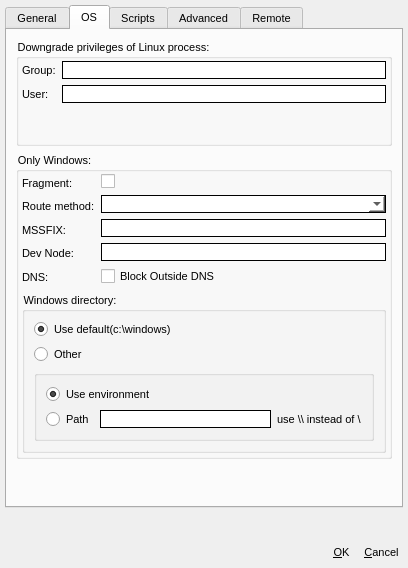
Securepoint/openvpn-client, file client/src/widgets/settings/config/advconfigsettingswidget.ui: the form before one commit.
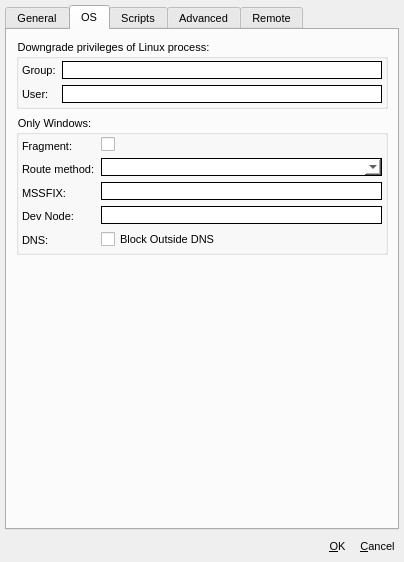
The form after the commit. The open tabs and pages were chosen to show the change. Icons and pictures are not drawn.

```diff
--- a/client/src/widgets/settings/config/advconfigsettingswidget.ui
+++ b/client/src/widgets/settings/config/advconfigsettingswidget.ui
@@ -9,10 +9,16 @@
    <rect>
     <x>0</x>
     <y>0</y>
-    <width>408</width>
-    <height>568</height>
+    <width>404</width>
+    <height>562</height>
    </rect>
   </property>
+  <property name="sizePolicy">
+   <sizepolicy hsizetype="Preferred" vsizetype="Preferred">
+    <horstretch>0</horstretch>
+    <verstretch>0</verstretch>
+   </sizepolicy>
+  </property>
   <property name="minimumSize">
    <size>
     <width>0</width>
@@ -51,7 +57,7 @@
    <property name="bottomMargin">
     <number>5</number>
    </property>
-   <item row="2" column="0">
+   <item row="1" column="0">
     <layout class="QHBoxLayout" name="horizontalLayout">
      <item>
       <layout class="QHBoxLayout" name="horizontalLayout_4">
@@ -149,7 +155,7 @@
       <cursorShape>ArrowCursor</cursorShape>
      </property>
      <property name="currentIndex">
-      <number>1</number>
+      <number>0</number>
      </property>
      <widget class="QWidget" name="tabGeneral">
       <attribute name="title">
@@ -313,43 +319,6 @@
               </property>
              </widget>
             </item>
-            <item row="1" column="4">
-             <widget class="QLabel" name="label_20">
-              <property name="text">
-               <string>Auth user/pass:</string>
-              </property>
-             </widget>
-            </item>
-            <item row="1" column="5">
-             <widget class="QCheckBox" name="cbUserPass">
-              <property name="enabled">
-               <bool>true</bool>
-              </property>
-              <property name="cursor">
-               <cursorShape>PointingHandCursor</cursorShape>
-              </property>
-              <property name="text">
-               <string/>
-              </property>
-             </widget>
-            </item>
-            <item row="2" column="4">
-             <widget class="QLabel" name="label_42">
-              <property name="text">
-               <string>Redirect Gateway:</string>
-              </property>
-             </widget>
-            </item>
-            <item row="2" column="5">
-             <widget class="QCheckBox" name="cbRedirectGateway">
-              <property name="cursor">
-               <cursorShape>PointingHandCursor</cursorShape>
-              </property>
-              <property name="text">
-               <string/>
-              </property>
-             </widget>
-            </item>
             <item row="1" column="6">
              <spacer name="horizontalSpacer">
               <property name="orientation">
@@ -363,6 +332,23 @@
               </property>
              </spacer>
             </item>
+            <item row="1" column="4">
+             <widget class="QLabel" name="label_42">
+              <property name="text">
+               <string>Redirect Gateway:</string>
+              </property>
+             </widget>
+            </item>
+            <item row="1" column="5">
+             <widget class="QCheckBox" name="cbRedirectGateway">
+              <property name="cursor">
+               <cursorShape>PointingHandCursor</cursorShape>
+              </property>
+              <property name="text">
+               <string/>
+              </property>
+             </widget>
+            </item>
            </layout>
           </item>
          </layout>
@@ -424,19 +410,6 @@
             </item>
            </layout>
           </item>
-          <item row="1" column="0">
-           <spacer name="verticalSpacer_3">
-            <property name="orientation">
-             <enum>Qt::Vertical</enum>
-            </property>
-            <property name="sizeHint" stdset="0">
-             <size>
-              <width>20</width>
-              <height>40</height>
-             </size>
-            </property>
-           </spacer>
-          </item>
          </layout>
         </widget>
        </item>
@@ -782,98 +755,6 @@
             </item>
            </layout>
           </item>
-          <item row="1" column="0">
-           <widget class="QGroupBox" name="groupBox_2">
-            <property name="title">
-             <string>Windows directory:</string>
-            </property>
-            <layout class="QGridLayout" name="gridLayout_6">
-             <item row="0" column="0">
-              <widget class="QRadioButton" name="cbWinDirUseDefault_2">
-               <property name="cursor">
-                <cursorShape>PointingHandCursor</cursorShape>
-               </property>
-               <property name="text">
-                <string>Use default(c:\windows)</string>
-               </property>
-               <property name="checked">
-                <bool>true</bool>
-               </property>
-              </widget>
-             </item>
-             <item row="1" column="0">
-              <widget class="QRadioButton" name="cbWinDirOther_2">
-               <property name="cursor">
-                <cursorShape>PointingHandCursor</cursorShape>
-               </property>
-               <property name="text">
-                <string>Other</string>
-               </property>
-              </widget>
-             </item>
-             <item row="2" column="0">
-              <widget class="QGroupBox" name="groupBox_19">
-               <property name="sizePolicy">
-                <sizepolicy hsizetype="MinimumExpanding" vsizetype="Preferred">
-                 <horstretch>0</horstretch>
-                 <verstretch>0</verstretch>
-                </sizepolicy>
-               </property>
-               <property name="title">
-                <string/>
-               </property>
-               <layout class="QGridLayout" name="gridLayout_7">
-                <item row="0" column="0" colspan="2">
-                 <widget class="QRadioButton" name="cbWinDirEnvironment_2">
-                  <property name="cursor">
-                   <cursorShape>PointingHandCursor</cursorShape>
-                  </property>
-                  <property name="text">
-                   <string>Use environment</string>
-                  </property>
-                  <property name="checked">
-                   <bool>true</bool>
-                  </property>
-                 </widget>
-                </item>
-                <item row="1" column="0">
-                 <widget class="QRadioButton" name="cbWinDirPath_2">
-                  <property name="cursor">
-                   <cursorShape>PointingHandCursor</cursorShape>
-                  </property>
-                  <property name="text">
-                   <string>Path</string>
-                  </property>
-                 </widget>
-                </item>
-                <item row="1" column="1">
-                 <widget class="QLineEdit" name="txtPath_2">
-                  <property name="maximumSize">
-                   <size>
-                    <width>16777215</width>
-                    <height>16777215</height>
-                   </size>
-                  </property>
-                  <property name="styleSheet">
-                   <string notr="true">:enabled {border: 1px solid black; background-color: rgb(255, 255, 255);}
-:disabled {border: 1px solid black; background-color: rgb(195, 195, 195);}
-:hover {border: 1px solid red; }</string>
-                  </property>
-                 </widget>
-                </item>
-                <item row="1" column="2">
-                 <widget class="QLabel" name="label_44">
-                  <property name="text">
-                   <string>use \\ instead of \</string>
-                  </property>
-                 </widget>
-                </item>
-               </layout>
-              </widget>
-             </item>
-            </layout>
-           </widget>
-          </item>
          </layout>
         </widget>
        </item>
@@ -948,19 +829,6 @@
             </item>
            </layout>
           </item>
-          <item row="1" column="0">
-           <spacer name="verticalSpacer">
-            <property name="orientation">
-             <enum>Qt::Vertical</enum>
-            </property>
-            <property name="sizeHint" stdset="0">
-             <size>
-              <width>20</width>
-              <height>40</height>
-             </size>
-            </property>
-           </spacer>
-          </item>
          </layout>
         </widget>
        </item>
@@ -1811,19 +1679,6 @@
      </widget>
     </widget>
    </item>
-   <item row="1" column="0">
-    <spacer name="verticalSpacer_4">
-     <property name="orientation">
-      <enum>Qt::Vertical</enum>
-     </property>
-     <property name="sizeHint" stdset="0">
-      <size>
-       <width>20</width>
-       <height>40</height>
-      </size>
-     </property>
-    </spacer>
-   </item>
   </layout>
  </widget>
  <resources>
```
